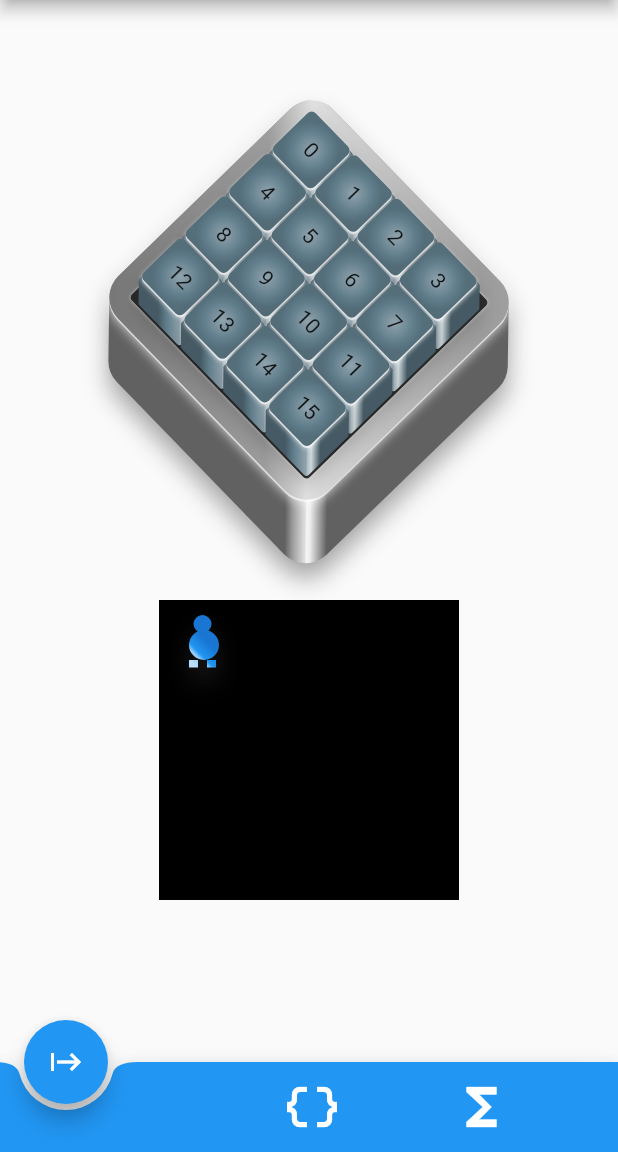
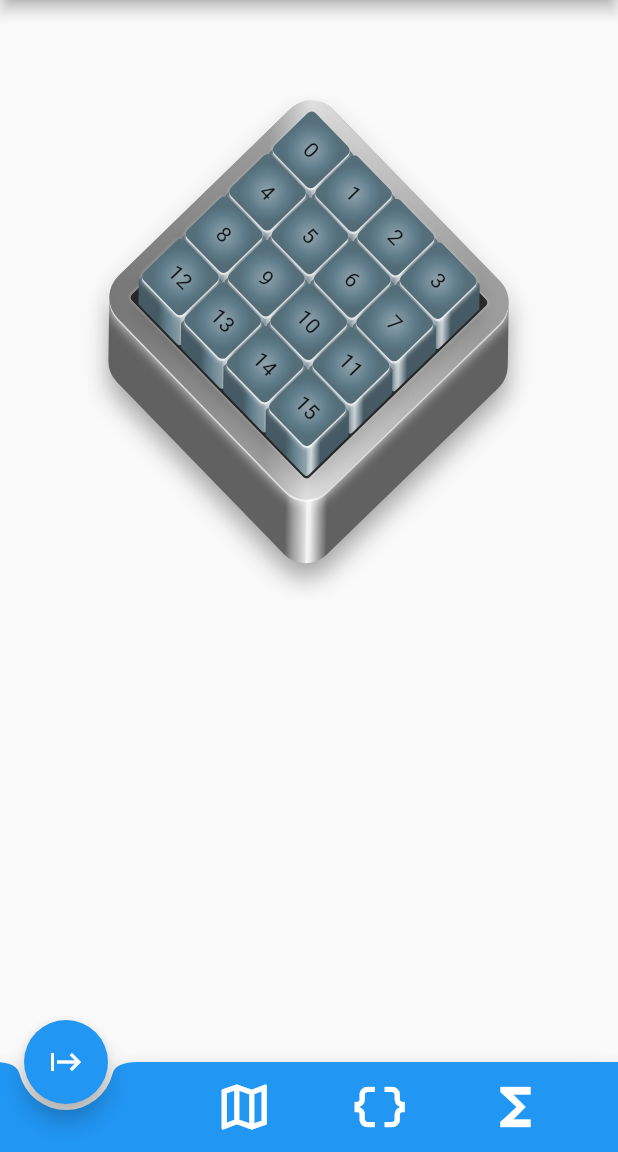
Before and after one commit to Charles-Thomson/MLApplication_FrontEnd_Flutter, a Flutter app: the screen it shows after launch, on a phone screen of 412 x 824 dp, the part 84-1236 px from its top. Run offline on Flutter 3.47's test engine with Material 2 defaults, Android fonts, the phone set to English and light mode, and no system bars.

Commit message:
Animation refactored into maze bored - adding map tab

```diff
--- a/lib/pages/home_page.dart
+++ b/lib/pages/home_page.dart
@@ -1,17 +1,14 @@
-
 import 'dart:math';
 import 'package:flutter/material.dart';
 import 'package:ann_app/widgets/maze_board/built_maze.dart';
 import 'package:ann_app/widgets/bottom_nav_bar.dart';
 import 'package:http/http.dart' as http;
-import 'package:ann_app/widgets/agent/agent_animation.dart';
-
-
-
+import 'package:ann_app/widgets/maze_board/maze_board_config.dart' as maze_config;
 
 //TODO: Work out bug with the rendering on the button press to open Hero
 //TODO: Refactor layouts to use Flexible ?
 //TODO: Refactor down cards and clean up design
+//TODO: Bug with higher number of buttons making outliers un-clickable - due to the offset maybe ?
 
 // TODO: Do we refactor to use x , y location over states
 
@@ -25,7 +22,7 @@ class MyHomePage extends StatefulWidget {
 
 class _MyHomePageState extends State<MyHomePage> {
 
-  List tileData = List.generate(16, (index) => 0); // +1 as it's a loop
+  List tileData = List.generate(maze_config.mapSizeStates, (index) => 0); // +1 as it's a loop
   get stringCurrentTileData => tileData.join(",");
   Map<String, String> configData = {
     'WEIGHT_INITIALIZATION_HEURISTIC': "",
@@ -131,6 +128,7 @@ class _MyHomePageState extends State<MyHomePage> {
     }
 
   }
+
   @override
   Widget build(BuildContext context) {
     return Scaffold(
@@ -150,9 +148,11 @@ class _MyHomePageState extends State<MyHomePage> {
       body: Column(
         children:  [
           const SizedBox(height: 100),
+          Stack(
+            children: [
             Center(
               child: BuiltMaze(
-              updateTileData_CallBack: (index, tileState){
+                updateTileDataCallBack: (index, tileState){
                   int newTileState = updateTileListData(index, tileState);
                   return newTileState;
                   }
@@ -161,10 +161,11 @@ class _MyHomePageState extends State<MyHomePage> {
           const SizedBox(
             height: 100
           ),
-           const AgentAnimation(),
+
           ]
          ),
-      );
+  ]
+      ));
      // This trailing comma makes auto-formatting nicer for build methods.
   }
 }
--- a/lib/widgets/agent/agent_animation.dart
+++ b/lib/widgets/agent/agent_animation.dart
@@ -1,5 +1,6 @@
 import 'package:flutter/material.dart';
 import 'package:ann_app/widgets/agent/agent_body.dart';
+import 'package:ann_app/widgets/maze_board/maze_board_config.dart' as maze_config;
 
 class AgentAnimation extends StatefulWidget{
   const AgentAnimation({super.key});
@@ -11,15 +12,14 @@ class AgentAnimation extends StatefulWidget{
 
 class _AgentAnimation extends State<AgentAnimation>{
   // will need to be passed
-  final int nrow = 4;
-  final int ncol = 4;
+  final int rows = 4;
+  final int cols = 4;
 
   // will need to be passed
-  final double mazeX = 200;
-  final double mazeY = 200;
+  final double mazeX = maze_config.animationGridHeight;
+  final double mazeY = maze_config.animationGridWidth;
 
-  final List<int> agentPath = [0, 1 , 2, 3 ];
-  int listIndex = 0;
+  final List<int> agentPath = [0, 1, 2, 3, 5,15];
 
   double currentX = 0;
   double currentY = 0;
@@ -27,55 +27,61 @@ class _AgentAnimation extends State<AgentAnimation>{
   double xStep = 0 ;
   double yStep = 0 ;
 
-  var locations = {};
-
   void setStepDistance(){
-    xStep = mazeX / ncol;
-    yStep = mazeY / nrow;
+    xStep = mazeX / cols;
+    yStep = mazeY / rows;
   }
 
   List<double> calculateNewLocation(int state){
-    int xGridLocation = (state / ncol).floor();
-    int yGridLocation = state.remainder(ncol);
+    int xGridLocation = (state / cols).floor();
+    int yGridLocation = state.remainder(cols);
 
     double newXLocation = xGridLocation * xStep;
     double newYLocation = yGridLocation * yStep;
-    print(newXLocation);
-    print(newYLocation);
 
     return [newXLocation, newYLocation];
   }
 
+  Future<void> runAnimation() async {
+    for(int state in agentPath){
+      await Future.delayed(const Duration(seconds: 2), (){
+        List<double> newLocation = calculateNewLocation(state);
+        double newLocationX = newLocation[1];
+        double newLocationY = newLocation[0];
+        setState(() {
+          currentY = newLocationY;
+          currentX = newLocationX;
+        });
+      }
+      );
+    }
+  }
 
   @override
   Widget build(BuildContext context){
     setStepDistance();
-    return Stack(children: [
+    return Column(
+      children: [
+        Stack(children: [
           Container(
-        height: 200,
-        width: 200,
-        color: Colors.black,
+            height: maze_config.animationGridHeight,
+            width: maze_config.animationGridWidth,
+            color: Colors.black.withOpacity(0.3),
           ),
           AnimatedPositioned(
               left: currentX,
               top: currentY,
               duration: const Duration(seconds: 2),
-          child: GestureDetector(
-            onTap: (){
-              setState(() {
-                List newLocation = calculateNewLocation(agentPath[listIndex]);
-                currentX = newLocation[1];
-                currentY = newLocation[0];
-                listIndex += 1;
-              });
-            },
               child: CustomPaint(
                   painter: AgentBody(),
-                size: const Size(40, 40)
-            ),
+                  size: Size(maze_config.agentDrawWidth, maze_config.animationGridHeight)
               )
           )
         ]
+        ),
+        // ElevatedButton(onPressed: () {runAnimation();},
+        //     child: const Text("Start Animation"))
+      ],
     );
   }
 }
--- a/lib/widgets/bottom_nav_bar.dart
+++ b/lib/widgets/bottom_nav_bar.dart
@@ -1,5 +1,6 @@
 import 'package:ann_app/widgets/function_selection_widgets/bottom_nav_function_settings.dart';
 import 'package:ann_app/widgets/parameter_selection_widgets/parameter_selection_nav_bar_button.dart';
+import 'package:ann_app/widgets/maze_selection_widgets/bottom_nav_bar_maze_button.dart';
 import 'package:flutter/material.dart';
 
 
@@ -25,9 +26,11 @@ class _CustomBottomNavBar extends State<CustomBottomNavBar>{
         child: IconButton(onPressed: () {},
             icon: const Icon(Icons.abc)));
 
-
     List<Widget> builtNavBarItems =  [
       placeHolder,
+      MazeSettingsButton(updateConfigData: (configKey, newValue){
+        widget.updateConfigData(configKey, newValue);
+      }),
       ParameterSettingsButton(updateConfigData: (configKey, newValue){
         widget.updateConfigData(configKey, newValue);
       }),
--- a/lib/widgets/maze_board/built_maze.dart
+++ b/lib/widgets/maze_board/built_maze.dart
@@ -2,50 +2,56 @@ import 'package:flutter/material.dart';
 import 'package:ann_app/widgets/maze_board/maze_body/body_painter.dart';
 import 'package:ann_app/widgets/maze_board/tiles/tile_grid.dart';
 import 'package:ann_app/widgets/maze_board/maze_body/rim_painter.dart';
+import 'package:ann_app/widgets/agent/agent_animation.dart';
+import 'package:ann_app/widgets/maze_board/maze_board_config.dart' as config;
 
-double mazeHeight = 200;
-double mazeWidth = 200 ;
-double edgeRadius = 20;
-double rimOffSet = 30;
 
 class BuiltMaze extends StatelessWidget{
-  const BuiltMaze({super.key, required this.updateTileData_CallBack});
+  const BuiltMaze({super.key, required this.updateTileDataCallBack});
 
-  final int Function(int, int) updateTileData_CallBack;
+  final int Function(int, int) updateTileDataCallBack;
+
+  final bool animationVisible = false;
   @override
   Widget build(BuildContext context){
     return Transform.rotate(
       angle: 0.8,
       child: SizedBox(
-        height: mazeHeight,
-        width: mazeWidth,
+        height: config.mazeHeight,
+        width: config.mazeWidth,
         child: Stack(
           children:  [
+
           CustomPaint(
-            size: Size(mazeHeight,mazeWidth),
-            painter: BodyPainter(edgeRadius: edgeRadius)
+            size: Size(config.mazeHeight,config.mazeWidth),
+            painter: BodyPainter()
           ),
-         Positioned(
-             child:  RimContainer(mazeHeight: mazeHeight, mazeWidth: mazeWidth, edgeRadius: edgeRadius)
+         const Positioned(
+             child: RimContainer()
          ),
          Positioned(
-            bottom: rimOffSet / 2,
-            right: rimOffSet / 2,
-            child: RimContainerCutout(mazeHeight: mazeHeight, mazeWidth: mazeWidth, rimOffSet: rimOffSet)
+            bottom: config.rimOffSet / 2,
+            right: config.rimOffSet / 2,
+            child: const RimContainerCutout()
         ),
           Positioned(
-            bottom: rimOffSet   ,
-            right: rimOffSet ,
-            child: TileGrid(
-                updateTileData_CallBack: (index, tileState){
-                  int newTileState = updateTileData_CallBack(index, tileState);
-                  return newTileState;
+            bottom: config.rimOffSet   ,
+            right: config.rimOffSet ,
+            child: Stack( children: [
+              TileGrid(
+              updateTileDataCallBack: (index, tileState){
+              int newTileState = updateTileDataCallBack(index, tileState);
+                return newTileState;
                 }
-            ),
-          ),
-      ]
-    ),
-  ),
-  );
+              ),
+               Visibility(
+                visible: animationVisible,
+                  child:  const AgentAnimation()),
+              ]
+            )
+          )]
+        ),
+      ),
+    );
   }
 }
--- /dev/null
+++ b/lib/widgets/maze_board/maze_board_config.dart
@@ -0,0 +1,30 @@
+
+
+// Used in built_maze
+double mazeHeight = 200;
+double mazeWidth = 200;
+
+double edgeRadius = 20;
+// working at 30
+double rimOffSet = 30;
+
+
+// Used in multiple tile files
+int mapSize = 4;
+int mapSizeStates = mapSize * mapSize;
+
+double tileGridWidth = mazeWidth - (edgeRadius * 2);
+double tileGridHeight = mazeHeight - (edgeRadius * 2);
+double tileHeight = tileGridWidth / mapSize;
+double tileWidth = tileGridHeight / mapSize;
+
+//Used in rim_painter -> RimContainerCutout
+double rimContainerCutOutHeight = tileGridHeight + 10;
+double rimContainerCutOutWidth = tileGridWidth + 10;
+
+// Used in agent_animation
+double animationGridHeight = tileGridHeight;
+double animationGridWidth = tileGridWidth;
+
+double agentDrawHeight = tileHeight;
+double agentDrawWidth = tileWidth;
--- a/lib/widgets/maze_board/maze_body/body_painter.dart
+++ b/lib/widgets/maze_board/maze_body/body_painter.dart
@@ -1,16 +1,12 @@
 import'dart:ui' as ui;
 import 'dart:math';
 import 'package:flutter/material.dart';
-
-
+import 'package:ann_app/widgets/maze_board/maze_board_config.dart' as config;
 
 class BodyPainter extends CustomPainter {
-  BodyPainter({required this.edgeRadius});
-
-  final double edgeRadius;
+  BodyPainter();
 
   final bodyPaint = Paint();
-
 
   @override
   void paint(Canvas canvas, Size size) {
@@ -27,7 +23,7 @@ class BodyPainter extends CustomPainter {
       ],
       [0.01, 0.2, 0.49, 0.52, 0.6, 1],
     );
-    double radiosOffset = edgeRadius;
+    double radiosOffset = config.edgeRadius;
     double borderRadiusOffset =
         (radiosOffset * sqrt(2) - radiosOffset) / sqrt(2);
     double distance = 30;
@@ -58,18 +54,9 @@ class BodyPainter extends CustomPainter {
       5,
       false,
     );
-
     canvas.drawPath(bodyPath, bodyPaint);
-
-
   }
 
-
-  // Since this Sky painter has no fields, it always paints
-  // the same thing and semantics information is the same.
-  // Therefore we return false here. If we had fields (set
-  // from the constructor) then we would return true if any
-  // of them differed from the same fields on the oldDelegate.
   @override
   bool shouldRepaint(BodyPainter oldDelegate) => false;
   @override
--- a/lib/widgets/maze_board/maze_body/rim_painter.dart
+++ b/lib/widgets/maze_board/maze_body/rim_painter.dart
@@ -1,19 +1,16 @@
 import 'package:flutter/material.dart';
+import 'package:ann_app/widgets/maze_board/maze_board_config.dart' as config;
 
 class RimContainer extends StatelessWidget{
-    const RimContainer({super.key, required this.mazeHeight, required this.mazeWidth, required this.edgeRadius });
-
-    final double mazeHeight;
-    final double mazeWidth;
-    final double edgeRadius;
+    const RimContainer({super.key});
 
     @override
     Widget build(BuildContext context){
         return Container(
-            height: mazeHeight ,
-            width: mazeWidth  ,
+            height: config.mazeHeight ,
+            width: config.mazeWidth,
             decoration: BoxDecoration(
-                borderRadius: BorderRadius.circular(edgeRadius),
+                borderRadius: BorderRadius.circular(config.edgeRadius),
                 gradient: LinearGradient(
                     colors: <Color>[
                         Colors.grey.shade600,
@@ -39,17 +36,13 @@ class RimContainer extends StatelessWidget{
 }
 
 class RimContainerCutout extends StatelessWidget{
-  const RimContainerCutout({super.key, required this.mazeHeight, required this.mazeWidth, required this.rimOffSet});
-
-  final double mazeHeight;
-  final double mazeWidth;
-  final double rimOffSet;
+  const RimContainerCutout({super.key});
 
   @override
   Widget build(BuildContext context){
     return Container(
-        height: mazeHeight - rimOffSet,
-        width: mazeWidth - rimOffSet,
+        height: config.rimContainerCutOutHeight,
+        width: config.rimContainerCutOutWidth,
         decoration: BoxDecoration(
             color: Colors.black.withOpacity(0.8),
             borderRadius: BorderRadius.circular(3),
@@ -65,21 +58,3 @@ class RimContainerCutout extends StatelessWidget{
 
   }
 }
-
-// class BodyClipper extends CustomClipper<Path>{
-//
-//     @override
-//     Path getClip(Size size){
-//       double edgeOffSet = 2;
-//       final path = Path();
-//       return path;
-//
-//     }
-//   @override
-//   bool shouldReclip(covariant CustomClipper<Path> oldClipper) {
-//     return false;
-//   }
-//
-//
-//
-// }
--- a/lib/widgets/maze_board/tiles/complete_tile.dart
+++ b/lib/widgets/maze_board/tiles/complete_tile.dart
@@ -1,20 +1,19 @@
 import 'package:flutter/material.dart';
 import 'package:ann_app/widgets/maze_board/tiles/tile_top.dart';
 import 'package:ann_app/widgets/maze_board/tiles/tile_body_painter.dart';
-import 'package:ann_app/widgets/maze_board/tiles/tile_config.dart' as config;
+import 'package:ann_app/widgets/maze_board/tiles/tile_config.dart' as tile_config;
+import 'package:ann_app/widgets/maze_board/maze_board_config.dart' as maze_config;
 
 
 class NewCompleteTile extends StatefulWidget{
-  const NewCompleteTile({super.key,
-    required this.updateTileData_CallBack,
-    required this.tileHeight,
-    required this.tileWidth,
+   NewCompleteTile({super.key,
+    required this.updateTileDataCallBack,
     required this.tileIndex,
     });
 
-  final int Function(int, int) updateTileData_CallBack;
-  final double tileHeight;
-  final double tileWidth;
+  final int Function(int, int) updateTileDataCallBack;
+  final double tileHeight = maze_config.tileHeight;
+  final double tileWidth = maze_config.tileWidth;
   final int tileIndex;
 
 @override
@@ -22,11 +21,12 @@ class NewCompleteTile extends StatefulWidget{
 }
 
 class _NewCompleteTile extends State<NewCompleteTile>{
-  config.Tile currentTileConfig = config.OpenTile();
-  List<config.Tile> tileConfigs = [config.OpenTile(), // Padding at the start due to open tile = 1 on backend.
-                                  config.StartTile(),
-                                   config.ObstacleTile(),
-                                   config.GoalTile()];
+  tile_config.Tile currentTileConfig = tile_config.OpenTile();
+  List<tile_config.Tile> tileConfigs = [
+    tile_config.OpenTile(), // Padding at the start due to open tile = 1 on backend.
+    tile_config.StartTile(),
+    tile_config.ObstacleTile(),
+    tile_config.GoalTile()];
 
   @override
   Widget build(BuildContext context){
@@ -54,13 +54,12 @@ class _NewCompleteTile extends State<NewCompleteTile>{
           painter: TilePainter(tileState: tileStateValue, depth: depth)
           ),
                 TileTop(
-                  updateTileData_CallBack: (index,tileState) {
-                    int newTileState = widget.updateTileData_CallBack(index, tileState);
+                  updateTileDataCallBack: (index,tileState) {
+                    int newTileState = widget.updateTileDataCallBack(index, tileState);
                     checkForRedraw(newTileState); // In current widget
                     return newTileState; // -> tile_top
                   },
-                  tileHeight: widget.tileHeight,
-                  tileWidth: widget.tileWidth,
+
                   tileIndex: widget.tileIndex,
                   primaryColor: primaryColor,
                 )
--- a/lib/widgets/maze_board/tiles/tile_grid.dart
+++ b/lib/widgets/maze_board/tiles/tile_grid.dart
@@ -1,14 +1,13 @@
 import 'package:flutter/material.dart';
 import 'package:ann_app/widgets/maze_board/tiles/complete_tile.dart';
+import 'package:ann_app/widgets/maze_board/maze_board_config.dart' as config;
 
 
 class TileGrid extends StatelessWidget{
-  const TileGrid({super.key, required this.updateTileData_CallBack});
+  TileGrid({super.key, required this.updateTileDataCallBack});
 
-  final Function(int,int) updateTileData_CallBack;
-  final int mapSize = 4;
-  final double tileHeight = 40;
-  final double tileWidth = 40;
+  final Function(int,int) updateTileDataCallBack;
+  final int mapSize = config.mapSize;
 
   @override
   Widget build(BuildContext context){
@@ -19,25 +18,22 @@ class TileGrid extends StatelessWidget{
             // These values correspond to the receiving func(val, val)
             key: UniqueKey(),
 
-            updateTileData_CallBack: (index, tileState) {
-              int newTileState = updateTileData_CallBack(index,tileState);
+            updateTileDataCallBack: (index, tileState) {
+              int newTileState = updateTileDataCallBack(index,tileState);
               return newTileState;
             },
-            tileHeight: tileHeight,
-            tileWidth: tileWidth,
             tileIndex: index,
           );
         }
     );
 
     return SizedBox(
-      height: 160,
-      width: 160,
+      height: config.tileGridHeight,
+      width: config.tileGridWidth,
       child: GridView.count(
           crossAxisCount: mapSize,
           mainAxisSpacing: 2,
           crossAxisSpacing: 2,
-
           children: tileList
       ),
     );
--- a/lib/widgets/maze_board/tiles/tile_top.dart
+++ b/lib/widgets/maze_board/tiles/tile_top.dart
@@ -1,22 +1,17 @@
 import 'package:flutter/material.dart';
+import 'package:ann_app/widgets/maze_board/maze_board_config.dart' as maze_config;
 
 
 class TileTop extends StatefulWidget{
-
-  const TileTop({super.key,
-    required this.updateTileData_CallBack,// this is the callback to top level
-    required this.tileHeight,
-    required this.tileWidth,
+    const TileTop({super.key,
+    required this.updateTileDataCallBack,// this is the callback to top level
     required this.tileIndex,
     required this.primaryColor,
   });
 
-  final int Function(int, int) updateTileData_CallBack;
-  final double tileHeight;
-  final double tileWidth;
+  final int Function(int, int) updateTileDataCallBack;
   final int tileIndex;
   final Color primaryColor;
-
 
   @override
   State<TileTop> createState() => _TileTop();
@@ -26,21 +21,19 @@ class _TileTop extends State<TileTop>{
   get tileIndex => widget.tileIndex;
   get primaryColor => widget.primaryColor;
 
-
-
   @override
   Widget build(BuildContext context){
     return  InkWell(
         onTap: () {
-          int newTileState = widget.updateTileData_CallBack.call(tileIndex, tileState) ;
+          int newTileState = widget.updateTileDataCallBack.call(tileIndex, tileState) ;
           setState(() {
             tileState = newTileState ;
           });
           },
 
         child: Container(
-            height: widget.tileHeight,
-            width: widget.tileWidth,
+            height: maze_config.tileHeight,
+            width: maze_config.tileWidth,
             decoration: BoxDecoration(
                 borderRadius: BorderRadius.circular(4),
                 gradient: RadialGradient(
--- /dev/null
+++ b/lib/widgets/maze_selection_widgets/bottom_nav_bar_maze_button.dart
@@ -0,0 +1,95 @@
+import 'package:flutter/material.dart';
+import 'package:ann_app/widgets/nav_bar_buttons/hero_route.dart';
+
+const String _mappopouttag = "map-pop-out";
+
+class MazeSettingsButton extends StatelessWidget{
+  const MazeSettingsButton({super.key, required this.updateConfigData});
+  final Function(String, String) updateConfigData;
+
+  @override
+  Widget build(BuildContext context){
+    return  Padding(padding: const EdgeInsets.all(2),
+        child: GestureDetector(
+          onTap: () {
+            Navigator.of(context).push(HeroDialogRoute(builder: (context) {
+              return MapSettingsButtonPopOut(updateConfigData: updateConfigData);
+            }
+            )
+            );
+          },
+
+          child: Hero(
+              tag: _mappopouttag,
+              child: Material(
+                  color: Colors.blue,
+                  shape: RoundedRectangleBorder(borderRadius: BorderRadius.circular(32)),
+                  child: const Icon(
+                      Icons.map_outlined,
+                      size: 40,
+                      color: Colors.white
+                  )
+              )
+          ),
+        )
+    );
+  }
+}
+
+class MapSettingsButtonPopOut extends StatefulWidget{
+  const MapSettingsButtonPopOut({super.key, required this.updateConfigData});
+
+  final Function(String, String) updateConfigData;
+
+  @override
+  State<MapSettingsButtonPopOut> createState() => _MapSettingsButtonPopOut();
+
+}
+
+class _MapSettingsButtonPopOut extends State<MapSettingsButtonPopOut>{
+
+
+  @override
+  Widget build(BuildContext context) {
+
+
+
+    return Center(
+      child: Padding(
+          padding: const EdgeInsets.fromLTRB(20, 50, 20, 10),
+          child: Hero(
+              tag: _mappopouttag,
+              child: Container(
+                  height: 600,
+                  width: 400,
+                  decoration: BoxDecoration(
+                    borderRadius: BorderRadius.circular(6),
+                    border: Border.all(width: 0),
+                    gradient: LinearGradient(
+                      colors: [
+                        Colors.blueGrey.shade700,
+                        Colors.blueGrey.shade500,
+                        Colors.blueGrey.shade300,
+                        Colors.blueGrey.shade300,
+                        Colors.blueGrey.shade400,
+                        Colors.blueGrey.shade700,
+                      ],
+                      stops: const [0.01, 0.1, 0.49, 0.51, 0.6, 1],
+                      begin: Alignment.centerLeft,
+                      end: Alignment.centerRight,
+                    ),
+                    color: Colors.grey.withOpacity(0.6),
+                    boxShadow: [BoxShadow(
+                        color: Colors.grey.withOpacity(0.6),
+                        blurRadius: 1,
+                        offset: const Offset(1, 1),
+                        blurStyle: BlurStyle.solid
+                    )],
+                  ),
+
+
+          )
+      ),
+    ));
+  }
+}
```
Also changed, not shown: lib/widgets/agent/agent_body.dart (+9 -31 lines), lib/widgets/maze_board/tiles/tile_body_painter.dart (+1 -11 lines). Lines whose indentation alone changed are shown as unchanged.
